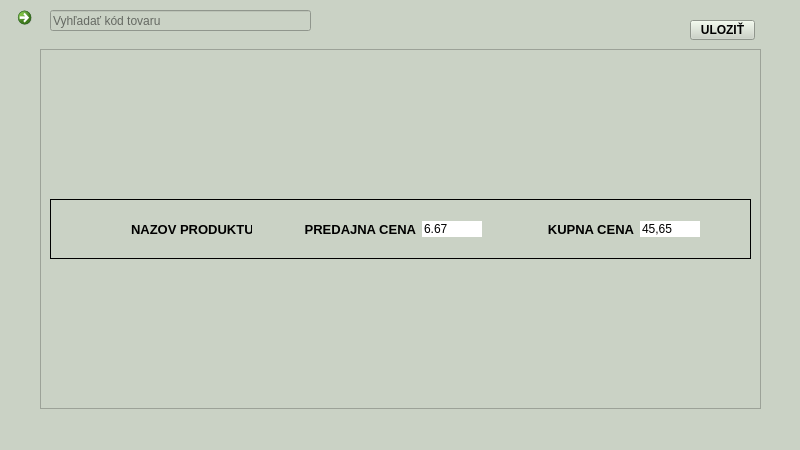
tomas-magat/camels-eshop-infosystem, file source/code/main.ui: the form before one commit.
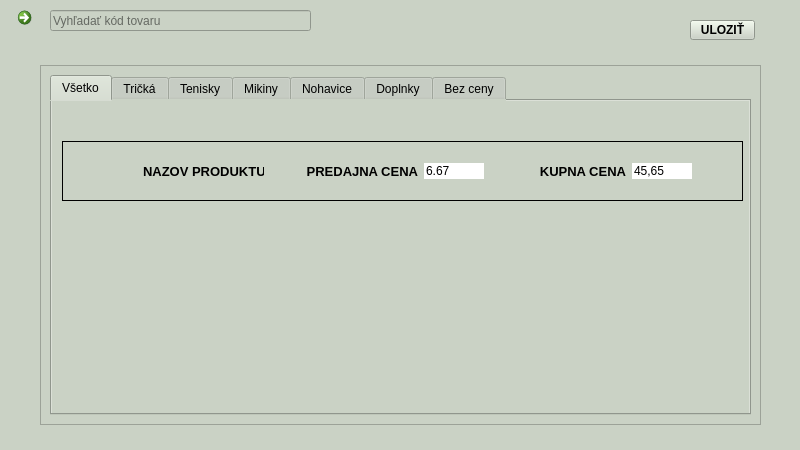
The form after the commit. The open tabs and pages were chosen to show the change. Icons and pictures are not drawn.

```diff
--- a/source/code/main.ui
+++ b/source/code/main.ui
@@ -1709,6 +1709,9 @@
           </property>
           <item>
            <widget class="QScrollArea" name="scrollArea">
+            <property name="enabled">
+             <bool>true</bool>
+            </property>
             <property name="maximumSize">
              <size>
               <width>16777215</width>
@@ -1723,13 +1726,29 @@
               <rect>
                <x>0</x>
                <y>0</y>
-               <width>635</width>
-               <height>82</height>
+               <width>719</width>
+               <height>358</height>
               </rect>
              </property>
              <layout class="QVBoxLayout" name="verticalLayout_25">
               <item>
+               <widget class="QTabWidget" name="tabWidget_2">
+                <property name="currentIndex">
+                 <number>0</number>
+                </property>
+                <widget class="QWidget" name="tab_7">
+                 <attribute name="title">
+                  <string>Všetko</string>
+                 </attribute>
                <widget class="QFrame" name="frame">
+                  <property name="geometry">
+                   <rect>
+                    <x>10</x>
+                    <y>40</y>
+                    <width>681</width>
+                    <height>60</height>
+                   </rect>
+                  </property>
                 <property name="minimumSize">
                  <size>
                   <width>0</width>
@@ -1953,14 +1972,43 @@
                  </item>
                 </layout>
                </widget>
+                </widget>
+                <widget class="QWidget" name="tab_8">
+                 <attribute name="title">
+                  <string>Tričká</string>
+                 </attribute>
+                </widget>
+                <widget class="QWidget" name="tab_9">
+                 <attribute name="title">
+                  <string>Tenisky</string>
+                 </attribute>
+                </widget>
+                <widget class="QWidget" name="tab_10">
+                 <attribute name="title">
+                  <string>Mikiny</string>
+                 </attribute>
+                </widget>
+                <widget class="QWidget" name="tab_11">
+                 <attribute name="title">
+                  <string>Nohavice</string>
+                 </attribute>
+                </widget>
+                <widget class="QWidget" name="tab_12">
+                 <attribute name="title">
+                  <string>Doplnky</string>
+                 </attribute>
+                </widget>
+                <widget class="QWidget" name="tab_13">
+                 <attribute name="title">
+                  <string>Bez ceny</string>
+                 </attribute>
+                </widget>
+               </widget>
               </item>
              </layout>
             </widget>
            </widget>
           </item>
-          <item>
-           <widget class="QWidget" name="saveButton" native="true"/>
-          </item>
          </layout>
         </widget>
        </item>
```
Left out of the diff: 22 changed lines with no effect on the pictures. Lines whose indentation alone changed are shown as unchanged.
